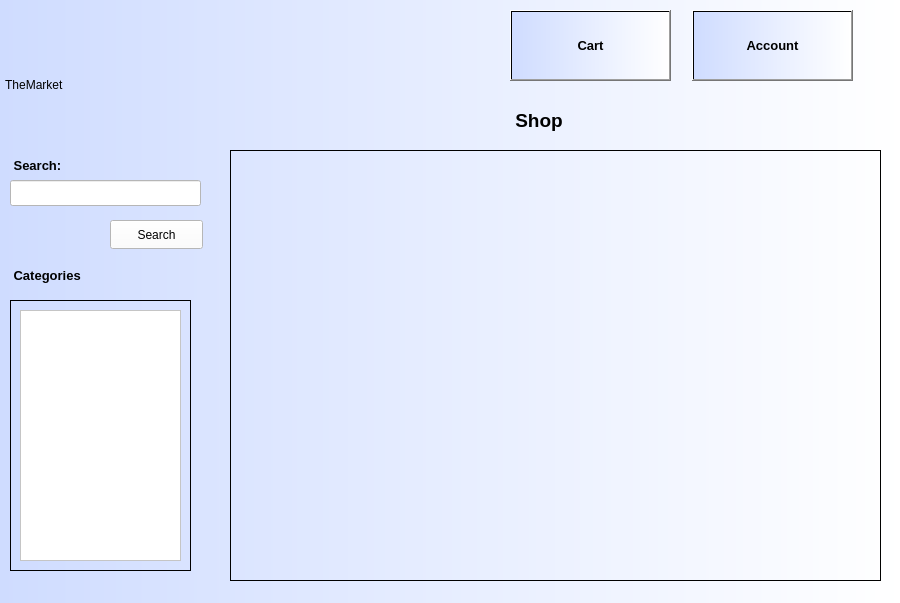
Above: Marketplace-Client/Marketplace-Client/shop.ui from Ahmedkhalifa1999/Design-and-Implementation-of-a-Marketplace-system before the change. Below: the same form after it.
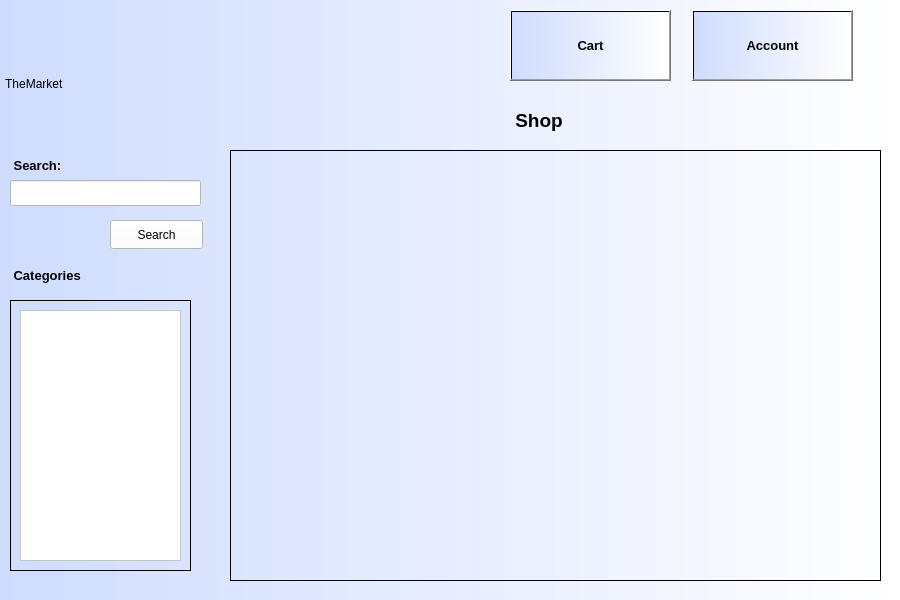
That is the form after the change.

The edit to the form file:
```diff
--- a/Marketplace-Client/Marketplace-Client/shop.ui
+++ b/Marketplace-Client/Marketplace-Client/shop.ui
@@ -7,7 +7,7 @@
     <x>0</x>
     <y>0</y>
     <width>900</width>
-    <height>603</height>
+    <height>600</height>
    </rect>
   </property>
   <property name="windowTitle">
@@ -21,8 +21,8 @@
     <rect>
      <x>2</x>
      <y>9</y>
-     <width>251</width>
-     <height>151</height>
+     <width>250</width>
+     <height>150</height>
     </rect>
    </property>
    <property name="styleSheet">
```
